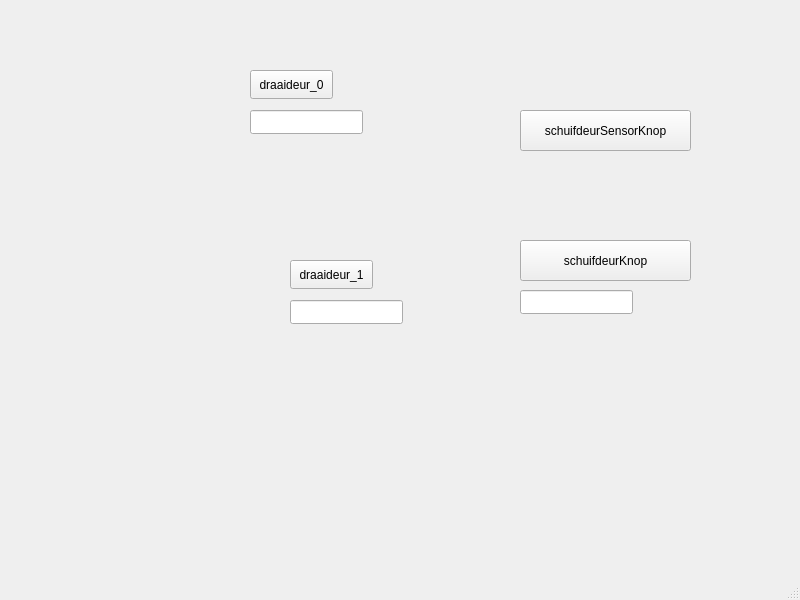
First picture: the form in mainwindow.ui, repository blooburry/AEP, before the edit.
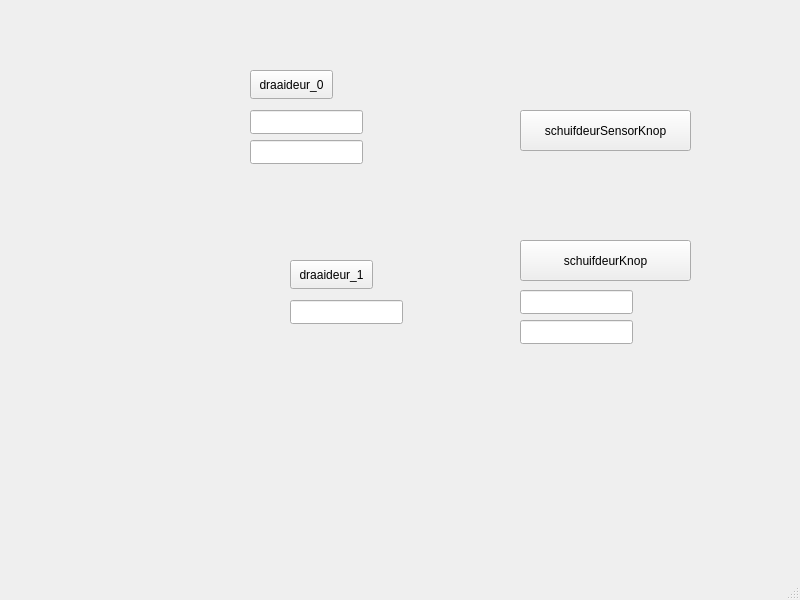
Second picture: the form after the edit.

The edit to the form file:
```diff
--- a/mainwindow.ui
+++ b/mainwindow.ui
@@ -96,6 +96,26 @@
      </rect>
     </property>
    </widget>
+   <widget class="QLineEdit" name="schuifdeurKnopLineEdit_2">
+    <property name="geometry">
+     <rect>
+      <x>520</x>
+      <y>320</y>
+      <width>113</width>
+      <height>24</height>
+     </rect>
+    </property>
+   </widget>
+   <widget class="QLineEdit" name="draaideur_0_lineEdit_2">
+    <property name="geometry">
+     <rect>
+      <x>250</x>
+      <y>140</y>
+      <width>113</width>
+      <height>24</height>
+     </rect>
+    </property>
+   </widget>
   </widget>
   <widget class="QMenuBar" name="menubar">
    <property name="geometry">
```
